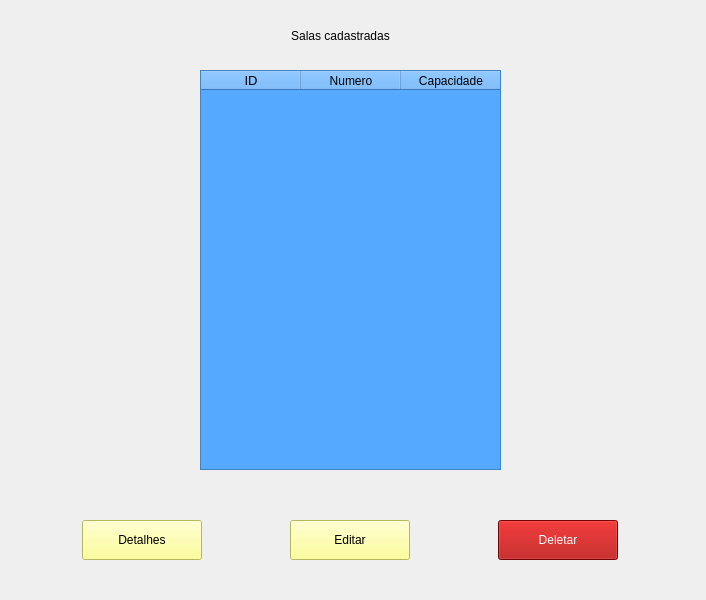
Before: the Qt Designer form sistema/screens/listaSalas.ui in GEspinosa7/DesafioGD, drawn with Qt 5.
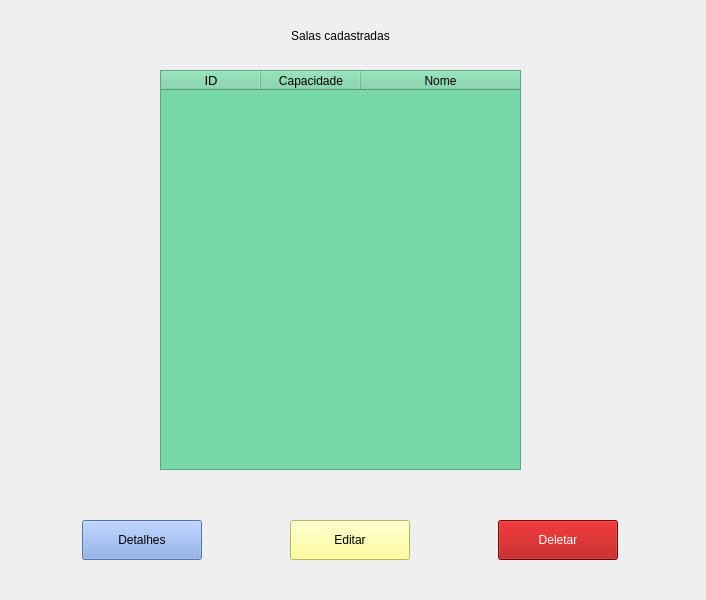
After: the same form once the commit is applied.

```diff
--- a/sistema/screens/listaSalas.ui
+++ b/sistema/screens/listaSalas.ui
@@ -73,7 +73,7 @@
        <cursorShape>PointingHandCursor</cursorShape>
       </property>
       <property name="styleSheet">
-       <string notr="true">background-color: rgb(255, 255, 127);
+       <string notr="true">background-color: rgb(121, 158, 229);
 font: 75 10pt &quot;MS Shell Dlg 2&quot;;</string>
       </property>
       <property name="text">
@@ -139,9 +139,9 @@
   <widget class="QTableWidget" name="tableWidget">
    <property name="geometry">
     <rect>
-     <x>200</x>
+     <x>160</x>
      <y>70</y>
-     <width>301</width>
+     <width>361</width>
      <height>400</height>
     </rect>
    </property>
@@ -161,7 +161,7 @@
     <cursorShape>PointingHandCursor</cursorShape>
    </property>
    <property name="styleSheet">
-    <string notr="true">background-color: rgb(85, 170, 255);
+    <string notr="true">background-color: rgb(120, 215, 168);
 font: 75 10pt &quot;MS Shell Dlg 2&quot;;</string>
    </property>
    <property name="verticalScrollBarPolicy">
@@ -170,6 +170,12 @@
    <property name="horizontalScrollBarPolicy">
     <enum>Qt::ScrollBarAlwaysOff</enum>
    </property>
+   <property name="sizeAdjustPolicy">
+    <enum>QAbstractScrollArea::AdjustToContents</enum>
+   </property>
+   <property name="dragDropOverwriteMode">
+    <bool>false</bool>
+   </property>
    <property name="alternatingRowColors">
     <bool>true</bool>
    </property>
@@ -188,6 +194,9 @@
    <property name="columnCount">
     <number>3</number>
    </property>
+   <attribute name="horizontalHeaderStretchLastSection">
+    <bool>true</bool>
+   </attribute>
    <column>
     <property name="text">
      <string>ID</string>
@@ -197,15 +206,24 @@
       <pointsize>10</pointsize>
      </font>
     </property>
-   </column>
-   <column>
-    <property name="text">
-     <string>Numero</string>
+    <property name="textAlignment">
+     <set>AlignCenter</set>
     </property>
    </column>
    <column>
     <property name="text">
      <string>Capacidade</string>
+    </property>
+    <property name="textAlignment">
+     <set>AlignCenter</set>
+    </property>
+   </column>
+   <column>
+    <property name="text">
+     <string>Nome</string>
+    </property>
+    <property name="textAlignment">
+     <set>AlignCenter</set>
     </property>
    </column>
   </widget>
```
Left out of the diff: 2 changed lines with no effect on the pictures.
